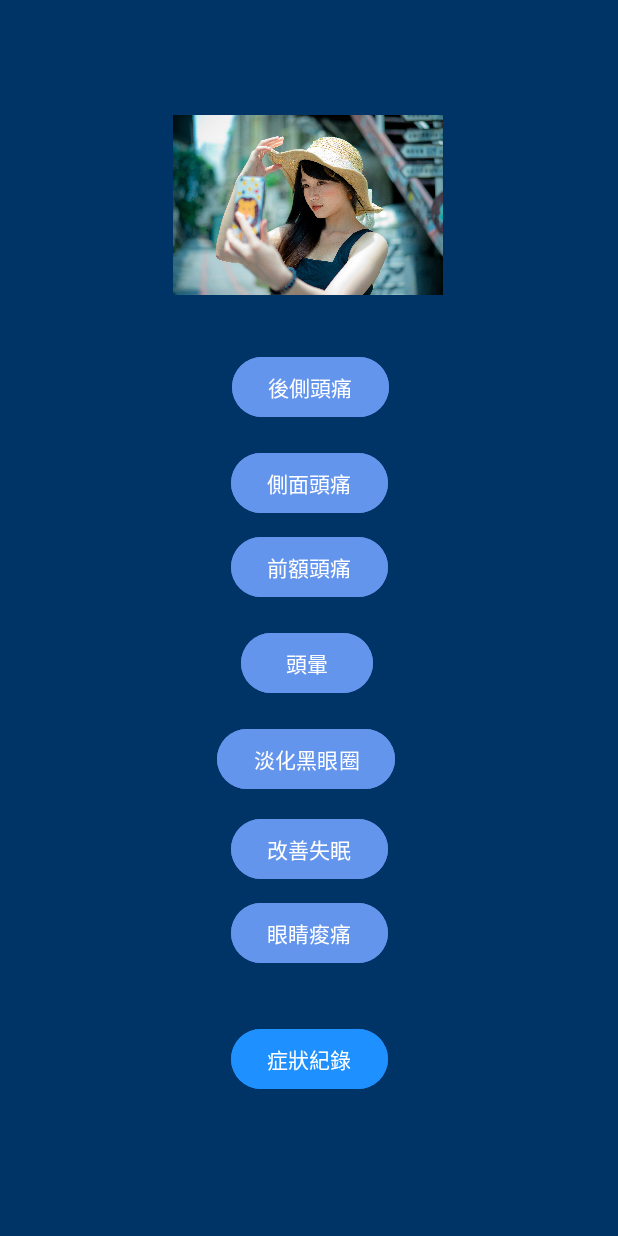
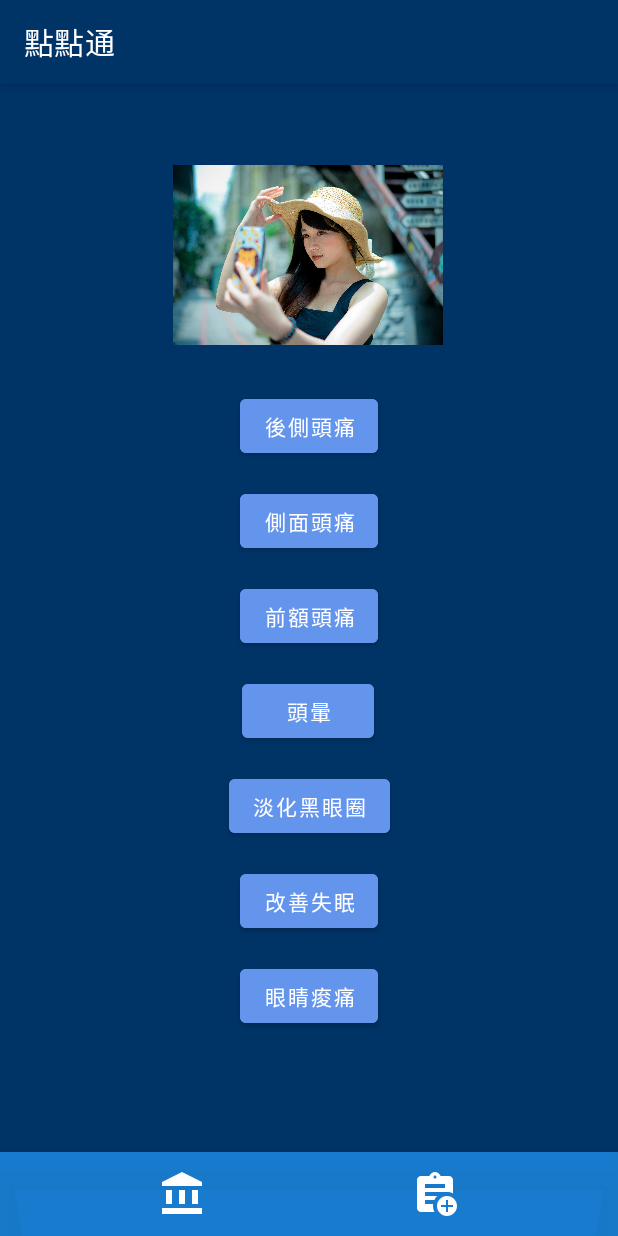
Before and after one commit to Yun-Work/EndOfTerm, an Android app: the screen it shows after launch (MainActivity), on a phone screen of 412 x 824 dp. Run offline under Robolectric (Android 15) with nearby library versions, the phone set to English and light mode, and no system bars.

Commit message:
增加返回建、menu bar、新增record

```diff
--- a/app/src/main/java/com/example/endofterm/MainActivity.kt
+++ b/app/src/main/java/com/example/endofterm/MainActivity.kt
@@ -9,6 +9,7 @@ import androidx.appcompat.app.AppCompatActivity
 import androidx.core.content.ContextCompat.startActivity
 import androidx.core.view.ViewCompat
 import androidx.core.view.WindowInsetsCompat
+import com.google.android.material.bottomnavigation.BottomNavigationView
 
 
 class MainActivity : AppCompatActivity() {
@@ -20,6 +21,7 @@ class MainActivity : AppCompatActivity() {
         intent.putExtra("IMAGE_RES_IDS", imageResIds)
         startActivity(intent)
     }
+
 
 
 
@@ -56,11 +58,22 @@ class MainActivity : AppCompatActivity() {
             openDetail("眼睛痠痛", "按摩方式：用中指輕壓並做深呼吸",intArrayOf(R.drawable.eye_1, R.drawable.eye_2,R.drawable.eye_3,R.drawable.eye_4, R.drawable.eye_5,R.drawable.eye_6))
         }
 
+        val bottomNav = findViewById<BottomNavigationView>(R.id.bottomNavigationView)
 
+        bottomNav.setOnItemSelectedListener { item ->
+            when (item.itemId) {
+                R.id.menu_home -> {
+                    // 可以保持目前頁面，不用跳轉
+                    true
+                }
+                R.id.menu_record -> {
+                    val intent = Intent(this, RecordActivity::class.java)
+                    startActivity(intent)
+                    true
+                }
+                else -> false
+            }
+        }
 
-
-        findViewById<Button>(R.id.button16).setOnClickListener {
-            openDetail("還沒做好", "還沒還沒還沒還沒還沒", intArrayOf(R.drawable.side))
-        }
     }
 }
--- /dev/null
+++ b/app/src/main/res/drawable/ic_home.xml
@@ -0,0 +1,13 @@
+<vector xmlns:android="http://schemas.android.com/apk/res/android" android:height="24dp" android:tint="#000000" android:viewportHeight="24" android:viewportWidth="24" android:width="24dp">
+
+    <path android:fillColor="@android:color/white" android:pathData="M4,10h3v7h-3z"/>
+
+    <path android:fillColor="@android:color/white" android:pathData="M10.5,10h3v7h-3z"/>
+
+    <path android:fillColor="@android:color/white" android:pathData="M2,19h20v3h-20z"/>
+
+    <path android:fillColor="@android:color/white" android:pathData="M17,10h3v7h-3z"/>
+
+    <path android:fillColor="@android:color/white" android:pathData="M12,1l-10,5l0,2l20,0l0,-2z"/>
+
+</vector>
--- /dev/null
+++ b/app/src/main/res/drawable/ic_record.xml
@@ -0,0 +1,7 @@
+<vector xmlns:android="http://schemas.android.com/apk/res/android" android:height="24dp" android:tint="#000000" android:viewportHeight="24" android:viewportWidth="24" android:width="24dp">
+
+    <path android:fillColor="@android:color/white" android:pathData="M18,13c-2.76,0 -5,2.24 -5,5s2.24,5 5,5s5,-2.24 5,-5S20.76,13 18,13zM21,18.5h-2.5V21h-1v-2.5H15v-1h2.5V15h1v2.5H21V18.5z"/>
+
+    <path android:fillColor="@android:color/white" android:pathData="M11.69,15c0.36,-0.75 0.84,-1.43 1.43,-2H7v-2c0,0 10.66,0 11,0c1.07,0 2.09,0.25 3,0.69V5c0,-1.1 -0.9,-2 -2,-2h-4.18C14.4,1.84 13.3,1 12,1S9.6,1.84 9.18,3H5C3.9,3 3,3.9 3,5v14c0,1.1 0.9,2 2,2h6.69C11.25,20.09 11,19.07 11,18c0,-0.34 0.03,-0.67 0.08,-1H7v-2H11.69zM12,2.75c0.41,0 0.75,0.34 0.75,0.75c0,0.41 -0.34,0.75 -0.75,0.75s-0.75,-0.34 -0.75,-0.75C11.25,3.09 11.59,2.75 12,2.75zM7,7h10v2H7V7z"/>
+
+</vector>
--- a/app/src/main/res/layout/activity_main.xml
+++ b/app/src/main/res/layout/activity_main.xml
@@ -12,125 +12,103 @@
         android:id="@+id/imageView"
         android:layout_width="180dp"
         android:layout_height="180dp"
-        android:layout_marginBottom="551dp"
+        android:layout_marginTop="24dp"
         android:src="@drawable/selfie"
-        app:layout_constraintBottom_toBottomOf="parent"
+        app:layout_constraintBottom_toTopOf="@+id/btn1"
         app:layout_constraintEnd_toEndOf="parent"
-        app:layout_constraintHorizontal_bias="0.498"
+        app:layout_constraintHorizontal_bias="0.497"
         app:layout_constraintStart_toStartOf="parent"
-        app:layout_constraintTop_toTopOf="parent"
-        tools:ignore="MissingConstraints" />
-
+        app:layout_constraintTop_toTopOf="parent" />
 
     <Button
         android:id="@+id/btn1"
         android:layout_width="wrap_content"
         android:layout_height="wrap_content"
-        android:layout_marginTop="187dp"
-        android:layout_marginBottom="496dp"
         android:backgroundTint="#6495ED"
         android:text="後側頭痛"
-        android:textColorLink="#FFEB3B"
-        app:layout_constraintBottom_toBottomOf="parent"
-        app:layout_constraintEnd_toEndOf="parent"
-        app:layout_constraintHorizontal_bias="0.503"
+        app:layout_constraintTop_toBottomOf="@id/imageView"
         app:layout_constraintStart_toStartOf="parent"
-        app:layout_constraintTop_toTopOf="parent"
-        app:rippleColor="@color/black" />
+        app:layout_constraintEnd_toEndOf="parent" />
 
     <Button
         android:id="@+id/btn2"
         android:layout_width="wrap_content"
         android:layout_height="wrap_content"
-        android:layout_marginTop="251dp"
-        android:layout_marginBottom="432dp"
+        android:layout_marginTop="15dp"
         android:backgroundTint="#6495ED"
         android:text="側面頭痛"
-        app:layout_constraintBottom_toBottomOf="parent"
         app:layout_constraintEnd_toEndOf="parent"
         app:layout_constraintStart_toStartOf="parent"
-        app:layout_constraintTop_toTopOf="parent" />
+        app:layout_constraintTop_toBottomOf="@+id/btn1" />
+
+    <Button
+        android:id="@+id/btn3"
+        android:layout_width="wrap_content"
+        android:layout_height="wrap_content"
+        android:layout_marginTop="15dp"
+        android:backgroundTint="#6495ED"
+        android:text="前額頭痛"
+        app:layout_constraintEnd_toEndOf="parent"
+        app:layout_constraintStart_toStartOf="parent"
+        app:layout_constraintTop_toBottomOf="@+id/btn2" />
+
+    <Button
+        android:id="@+id/btn4"
+        android:layout_width="wrap_content"
+        android:layout_height="wrap_content"
+        android:layout_marginTop="15dp"
+        android:backgroundTint="#6495ED"
+        android:text="頭暈"
+        app:layout_constraintEnd_toEndOf="parent"
+        app:layout_constraintHorizontal_bias="0.498"
+        app:layout_constraintStart_toStartOf="parent"
+        app:layout_constraintTop_toBottomOf="@+id/btn3" />
+
+    <Button
+        android:id="@+id/btn5"
+        android:layout_width="wrap_content"
+        android:layout_height="wrap_content"
+        android:layout_marginTop="15dp"
+        android:backgroundTint="#6495ED"
+        android:text="淡化黑眼圈"
+        app:layout_constraintEnd_toEndOf="parent"
+        app:layout_constraintStart_toStartOf="parent"
+        app:layout_constraintTop_toBottomOf="@+id/btn4" />
+
+    <Button
+        android:id="@+id/btn6"
+        android:layout_width="wrap_content"
+        android:layout_height="wrap_content"
+        android:layout_marginTop="15dp"
+        android:backgroundTint="#6495ED"
+        android:text="改善失眠"
+        app:layout_constraintEnd_toEndOf="parent"
+        app:layout_constraintStart_toStartOf="parent"
+        app:layout_constraintTop_toBottomOf="@+id/btn5" />
 
     <Button
         android:id="@+id/btn7"
         android:layout_width="wrap_content"
         android:layout_height="wrap_content"
-        android:layout_marginTop="551dp"
-        android:layout_marginBottom="132dp"
+        android:layout_marginTop="15dp"
         android:backgroundTint="#6495ED"
         android:text="眼睛痠痛"
+        app:layout_constraintEnd_toEndOf="parent"
+        app:layout_constraintStart_toStartOf="parent"
+        app:layout_constraintTop_toBottomOf="@+id/btn6" />
+
+    <com.google.android.material.bottomnavigation.BottomNavigationView
+        android:id="@+id/bottomNavigationView"
+        android:layout_width="0dp"
+        android:layout_height="wrap_content"
+        android:background="#BB2195F3"
+        app:itemIconTint="@color/white"
+        app:itemTextColor="@color/white"
+        app:labelVisibilityMode="unlabeled"
+        app:itemIconSize="32dp"
         app:layout_constraintBottom_toBottomOf="parent"
         app:layout_constraintEnd_toEndOf="parent"
         app:layout_constraintStart_toStartOf="parent"
-        app:layout_constraintTop_toTopOf="parent" />
-
-    <Button
-        android:id="@+id/btn4"
-        android:layout_width="wrap_content"
-        android:layout_height="wrap_content"
-        android:layout_marginTop="371dp"
-        android:layout_marginBottom="312dp"
-        android:backgroundTint="#6495ED"
-        android:text="頭暈"
-        app:layout_constraintBottom_toBottomOf="parent"
-        app:layout_constraintEnd_toEndOf="parent"
-        app:layout_constraintHorizontal_bias="0.495"
-        app:layout_constraintStart_toStartOf="parent"
-        app:layout_constraintTop_toTopOf="parent" />
-
-    <Button
-        android:id="@+id/btn5"
-        android:layout_width="wrap_content"
-        android:layout_height="wrap_content"
-        android:layout_marginTop="435dp"
-        android:layout_marginBottom="248dp"
-        android:backgroundTint="#6495ED"
-        android:text="淡化黑眼圈"
-        app:layout_constraintBottom_toBottomOf="parent"
-        app:layout_constraintEnd_toEndOf="parent"
-        app:layout_constraintHorizontal_bias="0.493"
-        app:layout_constraintStart_toStartOf="parent"
-        app:layout_constraintTop_toTopOf="parent" />
-
-    <Button
-        android:id="@+id/btn6"
-        android:layout_width="wrap_content"
-        android:layout_height="wrap_content"
-        android:layout_marginTop="495dp"
-        android:layout_marginBottom="188dp"
-        android:backgroundTint="#6495ED"
-        android:text="改善失眠"
-        app:layout_constraintBottom_toBottomOf="parent"
-        app:layout_constraintEnd_toEndOf="parent"
-        app:layout_constraintStart_toStartOf="parent"
-        app:layout_constraintTop_toTopOf="parent" />
-
-    <Button
-        android:id="@+id/btn3"
-        android:layout_width="wrap_content"
-        android:layout_height="wrap_content"
-        android:layout_marginTop="307dp"
-        android:layout_marginBottom="376dp"
-        android:backgroundTint="#6495ED"
-        android:text="前額頭痛"
-        app:layout_constraintBottom_toBottomOf="parent"
-        app:layout_constraintEnd_toEndOf="parent"
-        app:layout_constraintStart_toStartOf="parent"
-        app:layout_constraintTop_toTopOf="parent" />
-
-    <Button
-        android:id="@+id/button16"
-        android:layout_width="wrap_content"
-        android:layout_height="wrap_content"
-        android:layout_marginTop="682dp"
-        android:layout_marginBottom="1dp"
-        android:backgroundTint="#1E90FF"
-        android:text="症狀紀錄"
-        app:layout_constraintBottom_toBottomOf="parent"
-        app:layout_constraintEnd_toEndOf="parent"
-        app:layout_constraintHorizontal_bias="0.5"
-        app:layout_constraintStart_toStartOf="parent"
-        app:layout_constraintTop_toTopOf="parent"
-        app:layout_constraintVertical_bias="0.0" />
+        app:menu="@menu/bottom_nav_menu" />
 
 </androidx.constraintlayout.widget.ConstraintLayout>
--- /dev/null
+++ b/app/src/main/res/menu/bottom_nav_menu.xml
@@ -0,0 +1,11 @@
+<?xml version="1.0" encoding="utf-8"?>
+<menu xmlns:android="http://schemas.android.com/apk/res/android">
+    <item
+        android:id="@+id/menu_home"
+        android:icon="@drawable/ic_home"
+        android:title="首頁" />
+    <item
+        android:id="@+id/menu_record"
+        android:icon="@drawable/ic_record"
+        android:title="症狀紀錄" />
+</menu>
--- a/app/src/main/res/values/strings.xml
+++ b/app/src/main/res/values/strings.xml
@@ -1,3 +1,3 @@
 <resources>
-    <string name="app_name">EndOfTerm</string>
+    <string name="app_name">點點通</string>
 </resources>
--- a/app/src/main/res/values/themes.xml
+++ b/app/src/main/res/values/themes.xml
@@ -1,9 +1,19 @@
 <resources xmlns:tools="http://schemas.android.com/tools">
-    <!-- Base application theme. -->
-    <style name="Base.Theme.EndOfTerm" parent="Theme.Material3.DayNight.NoActionBar">
-        <!-- Customize your light theme here. -->
-        <!-- <item name="colorPrimary">@color/my_light_primary</item> -->
+
+    <!-- 基礎主題，啟用 ActionBar -->
+    <style name="Base.Theme.EndOfTerm" parent="Theme.MaterialComponents.DayNight.DarkActionBar">
+        <!-- ActionBar 背景顏色 -->
+        <item name="colorPrimary">#003366</item>
+        <item name="colorPrimaryVariant">#002244</item>
+
+        <!-- 設定狀態列背景顏色（可選） -->
+        <item name="android:statusBarColor">#002244</item>
+
+        <!-- ActionBar 返回箭頭、字體顏色 -->
+        <item name="android:textColorPrimary">#FFFFFF</item>
+        <item name="android:colorControlNormal">#FFFFFF</item>
     </style>
 
+    <!-- 應用主題繼承這個 -->
     <style name="Theme.EndOfTerm" parent="Base.Theme.EndOfTerm" />
 </resources>
```
Also changed, not shown: app/src/main/AndroidManifest.xml (+9 -2 lines), app/src/main/java/com/example/endofterm/DetailActivity.kt (+17 -16 lines), app/src/main/java/com/example/endofterm/ImageAdapter.kt (+11 -11 lines), app/src/main/java/com/example/endofterm/RecordActivity.kt (added, +24 -0 lines), app/src/main/res/drawable/baseline_account_balance_24.xml (added, +13 -0 lines), app/src/main/res/layout/activity_record.xml (added, +21 -0 lines).
